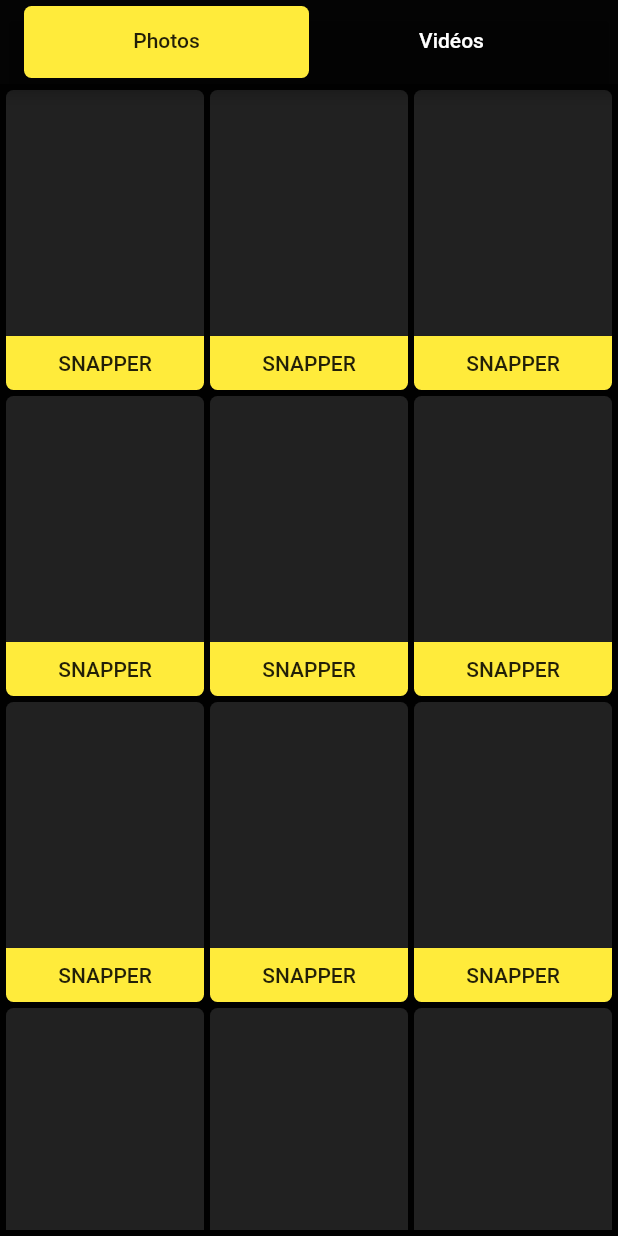
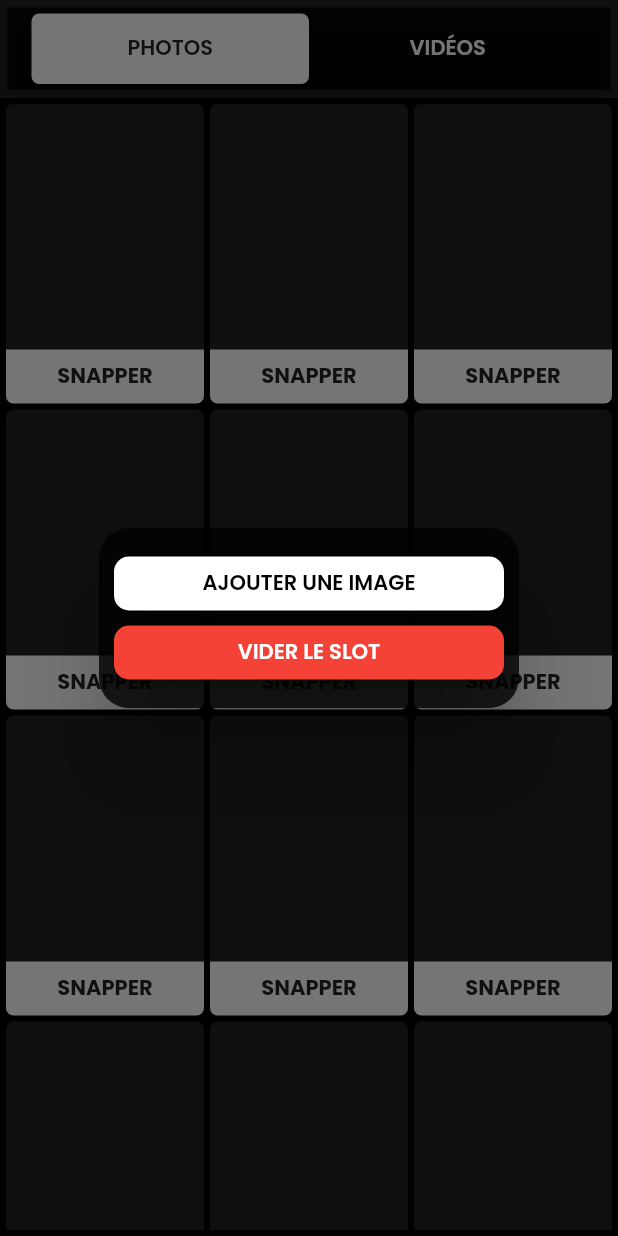
Before and after one commit to KolyStudio/resolve, a Flutter app: the screen it shows after launch, after a tap on "SNAPPER", on a phone screen of 412 x 824 dp. Run offline on Flutter 3.47's test engine with Material 2 defaults, Android fonts, the phone set to English and light mode, and no system bars; our stand-ins replace google_fonts, image_picker, video_player; missing offline and left inert: snapkit.

Commit message:
first commit

```diff
--- a/lib/imagecontainer.dart
+++ b/lib/imagecontainer.dart
@@ -4,6 +4,7 @@ import 'package:flutter/material.dart';
 import 'package:image_picker/image_picker.dart';
 import 'package:snapkit/snapkit.dart';
 import 'dart:async';
+import 'package:google_fonts/google_fonts.dart';
 
 class ImageContainer extends StatefulWidget {
   final String id;
@@ -20,6 +21,10 @@ class _ImageContainerState extends State<ImageContainer> {
   String? appPath;
   String? key;
   Snapkit snapkit = Snapkit();
+  String? imageC;
+  String? widgetid;
+  String? finalLink;
+
 
   @override
   void initState() {
@@ -33,6 +38,8 @@ class _ImageContainerState extends State<ImageContainer> {
 
     setState(() {
       appPath = appDir.path;
+      widgetid = widget.id;
+      finalLink = '$appPath/${widget.id}.jpg';
     });
 
     print(appPath);
@@ -41,6 +48,7 @@ class _ImageContainerState extends State<ImageContainer> {
   @override
   Widget build(BuildContext context) {
     Future pickImage() async {
+      Navigator.of(context).pop();
       final image = await ImagePicker().pickImage(source: ImageSource.gallery);
 
       if (image == null) return;
@@ -52,9 +60,17 @@ class _ImageContainerState extends State<ImageContainer> {
       String dirPath = extDir.path;
       var fileName = widget.id;
       final File localImage = await imageTemp.copy('$dirPath/$fileName.jpg');
+
+      setState(() {
+        imageC = image.path;
+        finalLink = imageC;
+
+        // bool check = (File('$appPath/${widget.id}.jpg').existsSync());
+      });
     }
 
     Future sendPhoto() async {
+      if ((File('$appPath/${widget.id}.jpg').existsSync())) {
         snapkit.share(
           SnapchatMediaType.PHOTO,
           image: FileImage(
@@ -62,41 +78,90 @@ class _ImageContainerState extends State<ImageContainer> {
           ),
         );
       }
+    }
 
-    return GestureDetector(
-        onTap: () {
-          pickImage();
-        },
-        child: (File('$appPath/${widget.id}.jpg').existsSync())
-            ? Container(
-                decoration: BoxDecoration(
-                    image: DecorationImage(
-                      image: FileImage(
-                        File('$appPath/${widget.id}.jpg'),
-                      ),
-                      fit: BoxFit.cover,
-                    ),
-                    color: Colors.black87,
-                    borderRadius: BorderRadius.circular(5)),
-                child: Align(
-                  alignment: FractionalOffset.bottomLeft,
-                  child: MaterialButton(
+    Future deleteImage() async {
+      (File('$appPath/${widget.id}.jpg')).delete();
+      Navigator.of(context).pop();
+
+      setState(() {
+        finalLink = null;
+        // final bool check = (File('$appPath/${widget.id}.jpg').existsSync());
+      });
+    }
+
+    Future openPopup() => showDialog(
+        context: context,
+        builder: (context) => AlertDialog(
+            backgroundColor: Colors.black.withOpacity(0.8),
+            shape: RoundedRectangleBorder(
+                borderRadius: BorderRadius.all(Radius.circular(20.0))),
+            contentPadding: EdgeInsets.all(10.0),
+            content: Container(
+                height: 100,
+                child: Column(
+                  mainAxisAlignment: MainAxisAlignment.center,
+                  crossAxisAlignment: CrossAxisAlignment.center,
+                  children: [
+                    MaterialButton(
                         shape: const RoundedRectangleBorder(
                           borderRadius: BorderRadius.only(
-                          bottomLeft: Radius.circular(5),
-                          bottomRight: Radius.circular(5),
+                            topLeft: Radius.circular(10),
+                            topRight: Radius.circular(10),
+                            bottomLeft: Radius.circular(10),
+                            bottomRight: Radius.circular(10),
                           ),
                         ),
                         materialTapTargetSize: MaterialTapTargetSize.shrinkWrap,
                         minWidth: double.infinity,
-                      color: Colors.yellow,
+                        color: Colors.white,
                         onPressed: () {
-                        sendPhoto();
+                          pickImage();
                         },
-                      child: const Text('SNAPPER')),
+                        child: Text(
+                          'AJOUTER UNE IMAGE',
+                          style: GoogleFonts.poppins(
+                              fontWeight: FontWeight.w600, color: Colors.black),
+                        )),
+                    SizedBox(height: 10),
+                    MaterialButton(
+                        shape: const RoundedRectangleBorder(
+                          borderRadius: BorderRadius.only(
+                            topLeft: Radius.circular(10),
+                            topRight: Radius.circular(10),
+                            bottomLeft: Radius.circular(10),
+                            bottomRight: Radius.circular(10),
+                          ),
+                        ),
+                        materialTapTargetSize: MaterialTapTargetSize.shrinkWrap,
+                        minWidth: double.infinity,
+                        color: Colors.red,
+                        onPressed: () {
+                          deleteImage();
+                        },
+                        child: Text(
+                          'VIDER LE SLOT',
+                          style: GoogleFonts.poppins(
+                              fontWeight: FontWeight.w600, color: Colors.white),
                         ))
-            : Container(
+                  ],
+                ))));
+
+    bool check = (File('$finalLink').existsSync());
+    return GestureDetector(
+        onTap: () {
+          openPopup();
+        },
+        child: Container(
             decoration: BoxDecoration(
+                image: check
+                    ? DecorationImage(
+                        image: FileImage(
+                          File('$finalLink'),
+                        ),
+                        fit: BoxFit.cover,
+                      )
+                    : null,
                 color: Colors.grey[900],
                 borderRadius: BorderRadius.circular(5)),
             child: Align(
@@ -110,9 +175,16 @@ class _ImageContainerState extends State<ImageContainer> {
                   ),
                   materialTapTargetSize: MaterialTapTargetSize.shrinkWrap,
                   minWidth: double.infinity,
-                      color: Colors.yellow,
-                      onPressed: () {},
-                      child: const Text('SNAPPER')),
+                  color: Colors.white,
+                  onPressed: () {
+                    sendPhoto();
+                  },
+                  child: Text(
+                    'SNAPPER',
+                    style: GoogleFonts.poppins(
+                      fontWeight: FontWeight.w700,
+                    ),
+                  )),
             )));
   }
 }
--- a/lib/main.dart
+++ b/lib/main.dart
@@ -1,5 +1,6 @@
 import 'package:flutter/material.dart';
 import 'tabbarpage.dart';
+import 'package:google_fonts/google_fonts.dart';
 
 void main() {
   runApp(const MyApp());
@@ -10,7 +11,13 @@ class MyApp extends StatelessWidget {
 
   @override
   Widget build(BuildContext context) {
-    return const MaterialApp(
+    return MaterialApp(
+      theme: ThemeData(
+        primarySwatch: Colors.blue,
+        textTheme: GoogleFonts.poppinsTextTheme(
+          Theme.of(context).textTheme,
+        ),
+      ),
       home: TabBarPage(),
     );
   }
--- a/lib/tabbarpage.dart
+++ b/lib/tabbarpage.dart
@@ -1,4 +1,5 @@
 import 'package:flutter/material.dart';
+import 'package:google_fonts/google_fonts.dart';
 import 'tabs/images.dart';
 import 'tabs/videos.dart';
 
@@ -30,26 +31,42 @@ class _TabBarPageState extends State<TabBarPage>
       length: 2,
       child: Scaffold(
           backgroundColor: Colors.black87,
-          appBar: AppBar(
+          appBar: PreferredSize(
+              preferredSize: Size.fromHeight(65.0),
+              child: Padding(
+                  padding: EdgeInsets.all(5),
+                  // here the desired height
+                  child: AppBar(
                     backgroundColor: Colors.black87,
                     title: TabBar(
                         unselectedLabelColor: Colors.white,
                         labelColor: Colors.black87,
                         indicatorColor: Colors.white,
-                indicatorWeight: 2,
+                        indicatorWeight: 1,
+                        labelStyle: TextStyle(fontFamily: 'Poppins'),
                         indicator: BoxDecoration(
-                  color: Colors.yellow,
+                          color: Colors.white,
                           borderRadius: BorderRadius.circular(5),
                         ),
-                tabs: const [
+                        tabs: [
                           Tab(
-                    text: 'Photos',
+                            child: Text(
+                              'PHOTOS',
+                              style: GoogleFonts.poppins(
+                                fontWeight: FontWeight.w600,
+                              ),
+                            ),
                           ),
                           Tab(
-                    text: 'Vidéos',
+                            child: Text(
+                              'VIDÉOS',
+                              style: GoogleFonts.poppins(
+                                fontWeight: FontWeight.w600,
+                              ),
+                            ),
                           ),
                         ]),
-          ),
+                  ))),
           body: const TabBarView(
             children: [
               ImageTab(),
--- a/lib/tabs/videos.dart
+++ b/lib/tabs/videos.dart
@@ -4,6 +4,7 @@ import 'package:image_picker/image_picker.dart';
 import 'package:video_player/video_player.dart';
 import 'package:snapkit/snapkit.dart';
 import 'package:path_provider/path_provider.dart';
+import 'package:google_fonts/google_fonts.dart';
 
 class VideoTab extends StatefulWidget {
   const VideoTab({Key? key}) : super(key: key);
@@ -43,12 +44,10 @@ class _VideoTabState extends State<VideoTab> {
     setState(() => this.video = videoTemp);
     final Directory extDir = await getApplicationDocumentsDirectory();
     String dirPath = extDir.path;
-    final File localVideo = await videoTemp.copy('$dirPath/video.mp4');
+    // final File localVideo = await videoTemp.copy('$dirPath/video.mp4');
 
     setState(() {
-      if (video != null) {
       videoP = video.path;
-      }
     });
 
     setState(() {
@@ -87,10 +86,19 @@ class _VideoTabState extends State<VideoTab> {
                     aspectRatio: 9 / 16,
                     child: VideoPlayer(controller!),
                   )
-              : Image.asset(
-                  'assets/images/video.png',
-                  width: 70,
-                ), //
+                : ClipRRect(
+                    borderRadius: BorderRadius.circular(15), // Image border
+                    child: SizedBox.fromSize(
+                      size: Size.fromRadius(30), // Image radius
+                      child: Image.asset('assets/images/video.png',
+                          width: 70, fit: BoxFit.cover),
+                    ),
+                  )
+
+            // : Image.asset(
+            //     'assets/images/video.png',
+            //     width: 70,
+            //   ), //
             ),
       ),
       bottomNavigationBar: BottomAppBar(
@@ -113,13 +121,14 @@ class _VideoTabState extends State<VideoTab> {
                           materialTapTargetSize:
                               MaterialTapTargetSize.shrinkWrap,
                           minWidth: double.infinity,
-                          color: Colors.yellow,
+                          color: Colors.white,
                           onPressed: () {
                             sendVideo();
                           },
-                          child: const Text('SNAPPER LA VIDÉO',
-                              style:
-                                  TextStyle(fontWeight: FontWeight.bold))))))),
+                          child: Text('SNAPPER LA VIDÉO',
+                              style: GoogleFonts.poppins(
+                                fontWeight: FontWeight.w700,
+                              ))))))),
     );
   }
 }
```
Also changed, not shown: pubspec.yaml (+17 -6 lines), assets/images/bg.png (added), assets/images/bgd.png (added), assets/images/icon-256x256.png (deleted), assets/images/video.png, pubspec.lock, 28 other files. Lines whose indentation alone changed are shown as unchanged.
